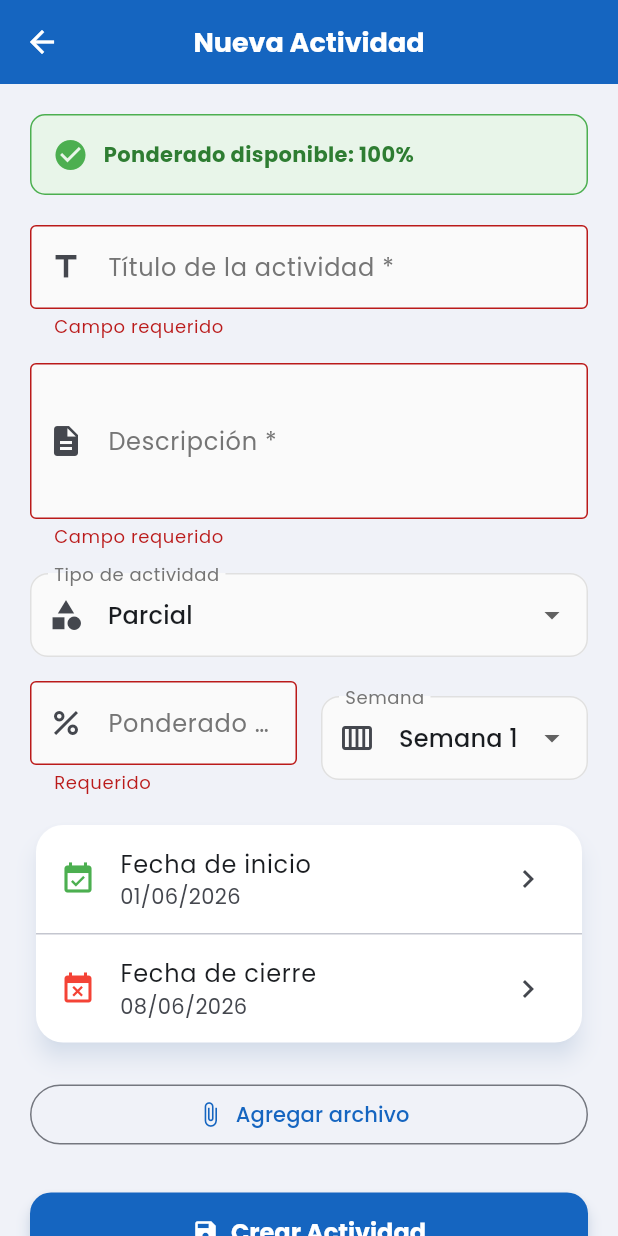
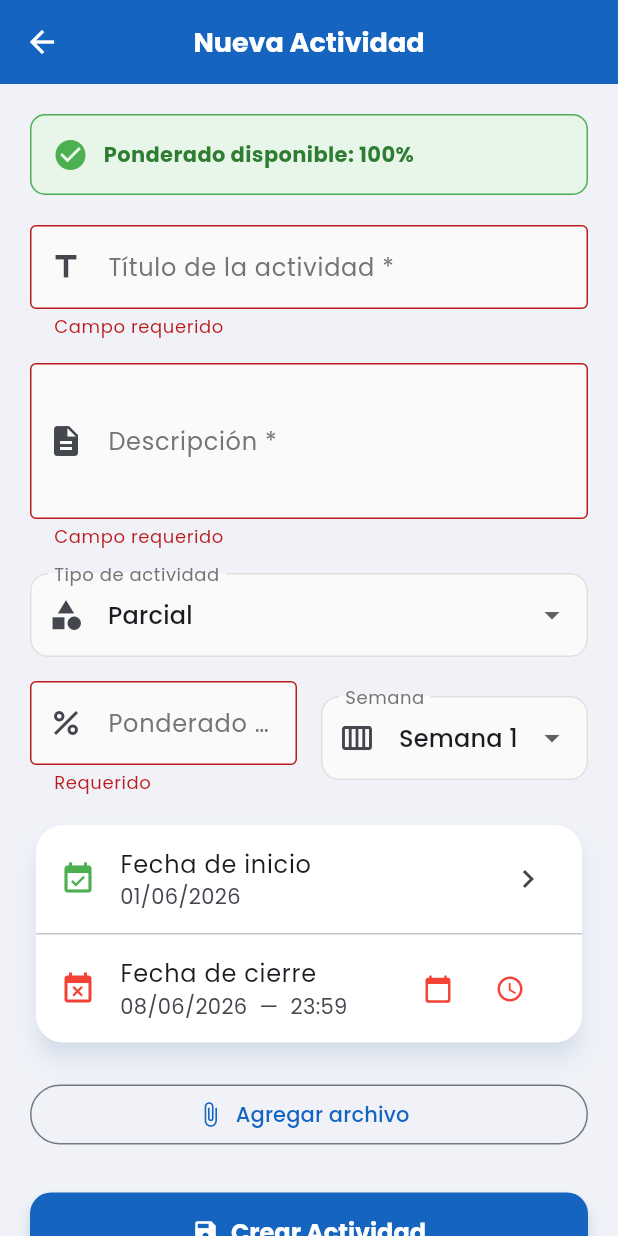
Before and after one commit to dejotat/gesacad_flutter, a Flutter app: the AddActivityScreen screen opened directly with empty values, after a tap on "Crear Actividad", on a phone screen of 412 x 824 dp. Run offline on Flutter 3.47's test engine with Material 3 defaults, Android fonts, the phone set to English and light mode, and no system bars; our stand-ins replace file_picker, flutter_tts, google_fonts, image_picker, shared_preferences, table_calendar; missing offline and left inert: dart:html; accounts and stored records are empty; network calls fail.

Commit message:
feat: selector de hora en fecha de cierre y tiempo restante con minutos
Cambio 1 - add_activity_screen.dart:
- Nuevo campo _closeTime (TimeOfDay, default 23:59) para que el profesor
  pueda definir la hora exacta de cierre, no solo el día.
- Nuevo método _pickCloseTime() que abre showTimePicker al tocar el ícono
  de reloj junto a la fecha de cierre.
- _formatStartDate() mantiene la hora en 00:00 para la fecha de inicio.
- _formatCloseDate() incluye la hora elegida en el formato YYYY-MM-DDTHH:mm
  que espera el backend.
- La UI del Card de fecha de cierre muestra fecha + hora y tiene dos botones:
  calendario (cambiar fecha) y reloj (cambiar hora).

Cambio 2 - activity_detail_screen.dart:
- El tiempo restante ahora muestra horas Y minutos cuando queda menos de
  un día: "3 horas y 45 minutos".
- Si quedan menos de 60 minutos muestra solo minutos con color rojo urgente.
- Con la hora de cierre correcta en la BD, el cálculo es exacto y no
  aparece 'plazo vencido' injustamente al principio del día de cierre.

Co-Authored-By: Claude Sonnet 4.6 <noreply@anthropic.com>

```diff
--- a/lib/screens/teacher/add_activity_screen.dart
+++ b/lib/screens/teacher/add_activity_screen.dart
@@ -43,6 +43,8 @@ class _AddActivityScreenState extends State<AddActivityScreen> {
   int _week = 1;
   DateTime _startDate = DateTime.now();
   DateTime _closeDate = DateTime.now().add(const Duration(days: 7));
+  // Hora de cierre — por defecto 11:59 PM para dar el día completo al estudiante.
+  TimeOfDay _closeTime = const TimeOfDay(hour: 23, minute: 59);
   bool _loading = false;
   List<Map<String, dynamic>> _archivos = [];
 
@@ -103,7 +105,7 @@ class _AddActivityScreenState extends State<AddActivityScreen> {
     }
   }
 
-  /// Abre el selector de fecha para [isStart] o la fecha de cierre.
+  /// Abre el selector de fecha para inicio o cierre.
   Future<void> _pickDate(bool isStart) async {
     final picked = await showDatePicker(
       context: context,
@@ -122,9 +124,28 @@ class _AddActivityScreenState extends State<AddActivityScreen> {
     }
   }
 
-  /// Formatea una [DateTime] al formato esperado por el backend: 'YYYY-MM-DDTHH:mm'.
-  String _formatDate(DateTime d) =>
+  /// Abre el selector de hora para la fecha de cierre.
+  Future<void> _pickCloseTime() async {
+    final picked = await showTimePicker(
+      context: context,
+      initialTime: _closeTime,
+      helpText: 'Hora límite de entrega',
+      builder: (ctx, child) => MediaQuery(
+        data: MediaQuery.of(ctx).copyWith(alwaysUse24HourFormat: false),
+        child: child!,
+      ),
+    );
+    if (picked != null) setState(() => _closeTime = picked);
+  }
+
+  /// Formatea fecha de inicio: 'YYYY-MM-DDTHH:mm' con hora 00:00.
+  String _formatStartDate(DateTime d) =>
       '${d.year}-${d.month.toString().padLeft(2, '0')}-${d.day.toString().padLeft(2, '0')}T00:00';
+
+  /// Formatea fecha de cierre con la hora elegida por el profesor.
+  String _formatCloseDate(DateTime d, TimeOfDay t) =>
+      '${d.year}-${d.month.toString().padLeft(2, '0')}-${d.day.toString().padLeft(2, '0')}'
+      'T${t.hour.toString().padLeft(2, '0')}:${t.minute.toString().padLeft(2, '0')}';
 
   /// Guarda la nueva actividad en el backend tras superar todas las validaciones.
   ///
@@ -176,8 +197,8 @@ class _AddActivityScreenState extends State<AddActivityScreen> {
         tittle: _titleCtrl.text.trim(),
         description: _descCtrl.text.trim(),
         weighting: weight / 100,
-        startDate: _formatDate(_startDate),
-        closingDate: _formatDate(_closeDate),
+        startDate:   _formatStartDate(_startDate),
+        closingDate: _formatCloseDate(_closeDate, _closeTime),
         courseId: widget.courseId,
         teacherId: widget.teacherId,
         archivos: _archivos,
@@ -430,18 +451,36 @@ class _AddActivityScreenState extends State<AddActivityScreen> {
                   ),
                   const Divider(height: 1),
                   Semantics(
-                    label:
-                        'Fecha de cierre: ${_closeDate.day.toString().padLeft(2, '0')}/${_closeDate.month.toString().padLeft(2, '0')}/${_closeDate.year}',
-                    hint: 'Toca dos veces para cambiar la fecha límite de entrega',
-                    button: true,
+                    label: 'Fecha de cierre con hora',
+                    hint: 'Toca fecha u hora para cambiarlas',
                     child: ListTile(
-                      leading: const Icon(Icons.event_busy,
-                          color: Colors.red),
+                      leading: const Icon(Icons.event_busy, color: Colors.red),
                       title: const Text('Fecha de cierre'),
                       subtitle: Text(
-                          '${_closeDate.day.toString().padLeft(2, '0')}/${_closeDate.month.toString().padLeft(2, '0')}/${_closeDate.year}'),
-                      trailing: const Icon(Icons.chevron_right),
-                      onTap: () => _pickDate(false),
+                        '${_closeDate.day.toString().padLeft(2, '0')}/'
+                        '${_closeDate.month.toString().padLeft(2, '0')}/'
+                        '${_closeDate.year}  —  '
+                        '${_closeTime.hour.toString().padLeft(2, '0')}:'
+                        '${_closeTime.minute.toString().padLeft(2, '0')}',
+                      ),
+                      // Botones separados para fecha y hora
+                      trailing: Row(
+                        mainAxisSize: MainAxisSize.min,
+                        children: [
+                          IconButton(
+                            tooltip: 'Cambiar fecha',
+                            icon: const Icon(Icons.calendar_today_rounded,
+                                color: Colors.red, size: 20),
+                            onPressed: () => _pickDate(false),
+                          ),
+                          IconButton(
+                            tooltip: 'Cambiar hora',
+                            icon: const Icon(Icons.access_time_rounded,
+                                color: Colors.red, size: 20),
+                            onPressed: _pickCloseTime,
+                          ),
+                        ],
+                      ),
                     ),
                   ),
                 ],
```
Also changed, not shown: lib/screens/student/activity_detail_screen.dart (+22 -7 lines).
